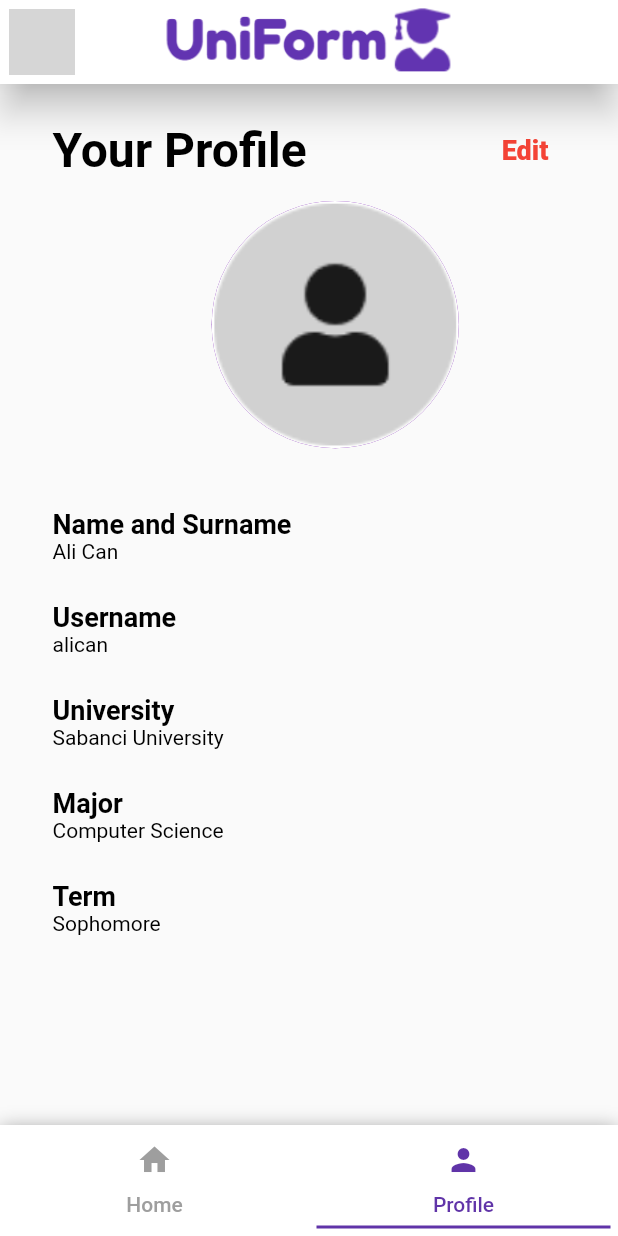
After one commit to nusret35/CS310_project, a Flutter app: the screen it shows after launch, tab 2 chosen, on a phone screen of 412 x 824 dp. The commit adds this screen. Run offline on Flutter 3.47's test engine with Material 2 defaults, Android fonts, the phone set to English and light mode, and no system bars; our stand-ins replace email_validator; network calls fail; Roboto replaces fonts that are missing (Arial); grey boxes are pictures that could not be loaded.

Commit message:
integrated with welcome view and profile view. tab controller feautures added.

```diff
--- a/lib/main.dart
+++ b/lib/main.dart
@@ -1,6 +1,8 @@
 import 'package:flutter/material.dart';
 import 'package:untitled/feed_view.dart';
 import 'package:untitled/login_view.dart';
+import 'package:untitled/tab_controller.dart';
+import 'package:untitled/welcome_view.dart';
 
 void main() {
   runApp(const MyApp());
@@ -13,9 +15,11 @@ class MyApp extends StatelessWidget {
   @override
   Widget build(BuildContext context) {
     return MaterialApp(
-      home: LoginView(),
+      home: TabView(),
       routes: {
+        LoginView.routename: (context) => LoginView(),
         FeedView.routename: (context) => FeedView(),
+        TabView.routename: (context) => TabView(),
       },
     );
   }
--- /dev/null
+++ b/lib/profile_view.dart
@@ -0,0 +1,172 @@
+import 'package:flutter/material.dart';
+
+class Profile {
+  static const String Name = 'Ali Can';
+  static const String Username = 'alican';
+  static const String University = 'Sabanci University';
+  static const String Major = 'Computer Science';
+  static const String Term = 'Sophomore';
+}
+
+class AppColors {
+  static const Color Purple = Color.fromARGB(255, 108, 7, 170);
+  static const Color Red = Colors.red;
+  static const Color Text = Colors.black;
+  static const Color Background = Colors.white;
+}
+
+class Dimension {
+  static const double parentMargin = 16.0;
+
+  static get regularPadding => EdgeInsets.all(parentMargin);
+}
+
+class ProfileView extends StatelessWidget {
+  const ProfileView({Key? key}) : super(key: key);
+
+  @override
+  Widget build(BuildContext context) {
+    return Scaffold(
+      body: SingleChildScrollView(
+        child: Padding(
+          padding: const EdgeInsets.fromLTRB(35, 25, 0, 0),
+          child: Column(
+            mainAxisAlignment: MainAxisAlignment.start,
+            crossAxisAlignment: CrossAxisAlignment.start,
+            children: [
+              Row(
+                children: [
+                  const Text(
+                    'Your Profile',
+                    style: TextStyle(
+                      fontSize: 32.0,
+                      fontWeight: FontWeight.w600,
+                      fontFamily: 'Arial',
+                      color: AppColors.Text,
+                    ),
+                  ),
+                  Padding(
+                    padding: const EdgeInsets.fromLTRB(130, 0, 0, 0),
+                    child: const Text(
+                      'Edit',
+                      style: TextStyle(
+                        fontSize: 18.0,
+                        fontFamily: 'Arial',
+                        fontWeight: FontWeight.w800,
+                        color: AppColors.Red,
+                      ),
+                    ),
+                  )
+                ],
+              ),
+              Padding(
+                padding: const EdgeInsets.fromLTRB(0, 15, 0, 0),
+                child: Center(
+                  child: SizedBox(
+                    width: MediaQuery.of(context).size.width * 0.4,
+                    height: MediaQuery.of(context).size.width * 0.4,
+                    child: CircleAvatar(
+                      backgroundColor: AppColors.Purple,
+                      radius: MediaQuery.of(context).size.width * 0.4,
+                      backgroundImage: AssetImage('assets/empty_profile.png'),
+                    ),
+                  ),
+                ),
+              ),
+              Padding(padding: const EdgeInsets.fromLTRB(0, 40, 0, 0)),
+              Text(
+                'Name and Surname',
+                style: TextStyle(
+                  fontSize: 18.0,
+                  fontFamily: 'Arial',
+                  fontWeight: FontWeight.w600,
+                  color: AppColors.Text,
+                ),
+              ),
+              Text(
+                Profile.Name,
+                style: TextStyle(
+                  fontSize: 14.0,
+                  fontFamily: 'Arial',
+                  color: AppColors.Text,
+                ),
+              ),
+              Padding(padding: const EdgeInsets.fromLTRB(0, 25, 0, 0)),
+              Text(
+                'Username',
+                style: TextStyle(
+                  fontSize: 18.0,
+                  fontFamily: 'Arial',
+                  fontWeight: FontWeight.w600,
+                  color: AppColors.Text,
+                ),
+              ),
+              Text(
+                Profile.Username,
+                style: TextStyle(
+                  fontSize: 14.0,
+                  fontFamily: 'Arial',
+                  color: AppColors.Text,
+                ),
+              ),
+              Padding(padding: const EdgeInsets.fromLTRB(0, 25, 0, 0)),
+              Text(
+                'University',
+                style: TextStyle(
+                  fontSize: 18.0,
+                  fontFamily: 'Arial',
+                  fontWeight: FontWeight.w600,
+                  color: AppColors.Text,
+                ),
+              ),
+              Text(
+                Profile.University,
+                style: TextStyle(
+                  fontSize: 14.0,
+                  fontFamily: 'Arial',
+                  color: AppColors.Text,
+                ),
+              ),
+              Padding(padding: const EdgeInsets.fromLTRB(0, 25, 0, 0)),
+              Text(
+                'Major',
+                style: TextStyle(
+                  fontSize: 18.0,
+                  fontFamily: 'Arial',
+                  fontWeight: FontWeight.w600,
+                  color: AppColors.Text,
+                ),
+              ),
+              Text(
+                Profile.Major,
+                style: TextStyle(
+                  fontSize: 14.0,
+                  fontFamily: 'Arial',
+                  color: AppColors.Text,
+                ),
+              ),
+              Padding(padding: const EdgeInsets.fromLTRB(0, 25, 0, 0)),
+              Text(
+                'Term',
+                style: TextStyle(
+                  fontSize: 18.0,
+                  fontFamily: 'Arial',
+                  fontWeight: FontWeight.w600,
+                  color: AppColors.Text,
+                ),
+              ),
+              Text(
+                Profile.Term,
+                style: TextStyle(
+                  fontSize: 14.0,
+                  fontFamily: 'Arial',
+                  color: AppColors.Text,
+                ),
+              ),
+            ],
+          ),
+        ),
+      ),
+    );
+  }
+}
--- /dev/null
+++ b/lib/tab_controller.dart
@@ -0,0 +1,100 @@
+import 'package:flutter/material.dart';
+import 'package:untitled/feed_view.dart';
+import 'package:untitled/profile_view.dart';
+
+class TabView extends StatelessWidget {
+  const TabView({Key? key}) : super(key: key);
+
+  static const routename = '/tabview';
+
+  @override
+  Widget build(BuildContext context) {
+    return DefaultTabController(length: 2,
+        child: Scaffold(
+          appBar: AppBar(
+            title: Image(
+              image: AssetImage('assets/logo.png'),
+              width: 200,
+            ),
+            leading: GestureDetector (
+              onTap: () => {},
+              child: Padding(
+                padding: const EdgeInsets.all(6.0),
+                child: CircleAvatar(
+                  backgroundColor: Colors.greenAccent,
+                  backgroundImage: NetworkImage('https://i1.rgstatic.net/ii/profile.image/279526891376650-1443655812881_Q512/Baris-Altop.jpg'),
+                ),
+              ),
+            ),
+            centerTitle: true,
+            foregroundColor: Color(0xFF6034A8),
+            backgroundColor: Colors.white,
+            elevation: 10.0,
+
+          ),
+          bottomNavigationBar: menu(),
+          body: TabBarView(
+            children: [
+              FeedView(),ProfileView(),
+            ],
+          ),
+        )
+    );
+  }
+
+
+  Widget menu() {
+    return Container(
+      decoration: BoxDecoration(
+        color: Colors.white,
+        boxShadow: [
+          BoxShadow(
+            color: Colors.grey,
+            blurRadius: 10.0,
+            spreadRadius: 0.0,
+            offset: Offset(0, 2.0)
+          )
+        ]
+      ),
+      child: TabBar(
+        labelColor: Color(0xFF6034A8),
+        unselectedLabelColor: Colors.grey,
+        indicatorSize: TabBarIndicatorSize.tab,
+        indicatorPadding: EdgeInsets.all(5.0),
+        indicatorColor: Color(0xFF6034A8),
+        tabs: [
+          Tab(
+            text: "Home",
+            icon: Icon(Icons.home),
+          ),
+          Tab(
+            text: "Profile",
+            icon: Icon(Icons.person),
+          ),
+        ],
+
+      ),
+    );
+  }
+  /*
+  Widget bottomNavBar() {
+    return BottomNavigationBar(
+        selectedItemColor: Color(0xFF6034A8),
+        unselectedItemColor: Colors.grey,
+        elevation: 20.0,
+        ğ
+        items: [
+          BottomNavigationBarItem(
+              icon: Icon(Icons.home),
+              label: 'Home',
+          ),
+          BottomNavigationBarItem(
+              icon: Icon(Icons.person),
+              label: 'Person',
+          )
+        ],
+    );
+  }
+
+   */
+}
--- a/pubspec.yaml
+++ b/pubspec.yaml
@@ -67,6 +67,10 @@ flutter:
   # the material Icons class.
   uses-material-design: true
 
+  assets:
+    - assets/logo.png
+    - assets/empty_profile.png
+    - assets/welcome_view_top_image.png
   # To add assets to your application, add an assets section, like this:
   # assets:
   #   - images/a_dot_burr.jpeg
```
Also changed, not shown: lib/feed_view.dart (+2 -29 lines), lib/login_view.dart (+22 -9 lines), lib/welcome_view.dart (added, +81 -0 lines), assets/ARIAL.TTF (added), assets/empty_profile.png (added), assets/logo.png (added), assets/welcome_view_top_image.png (added).
